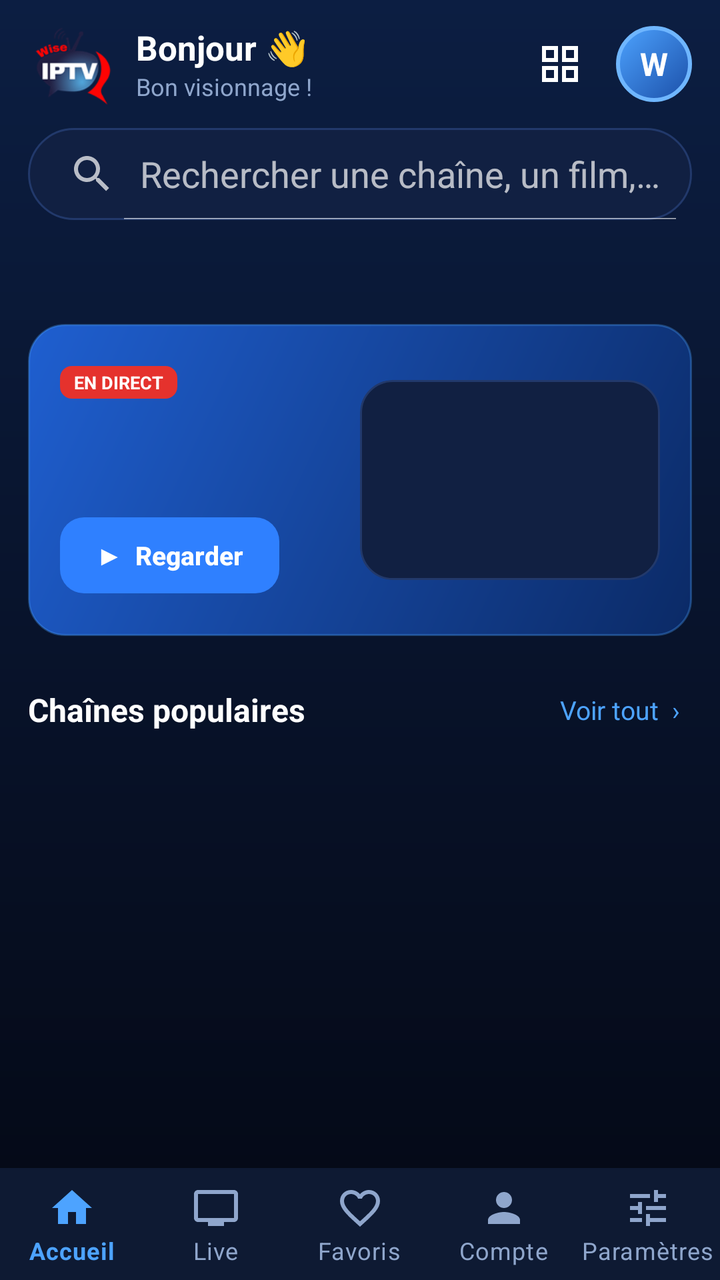
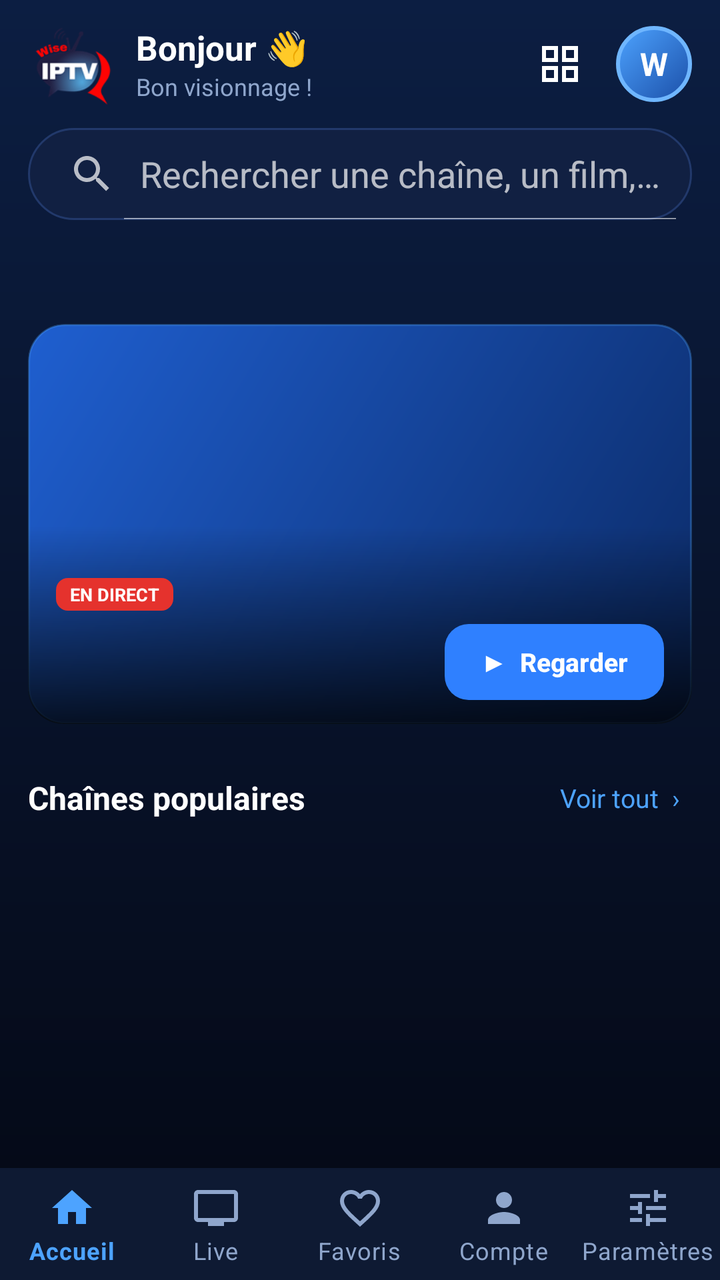

An Android layout rendered at two revisions. The XML below is the earlier revision; the diff shows what the commit changed to produce the second picture.
<!-- AndroidManifest.xml: application theme Theme.WiseIPTV -->
<!-- res/layout/activity_main.xml -->
<?xml version="1.0" encoding="utf-8"?>
<androidx.coordinatorlayout.widget.CoordinatorLayout
    xmlns:android="http://schemas.android.com/apk/res/android"
    xmlns:app="http://schemas.android.com/apk/res-auto"
    android:id="@+id/main_root"
    android:layout_width="match_parent" android:layout_height="match_parent"
    android:background="@drawable/bg_app_gradient">

    <com.google.android.material.appbar.AppBarLayout
        android:layout_width="match_parent" android:layout_height="wrap_content"
        android:background="@android:color/transparent"
        android:stateListAnimator="@null" app:elevation="0dp">

        
        <LinearLayout android:id="@+id/header_row"
            android:layout_width="match_parent" android:layout_height="64dp"
            android:orientation="horizontal" android:gravity="center_vertical"
            android:paddingStart="14dp" android:paddingEnd="14dp">
            <ImageView android:layout_width="44dp" android:layout_height="44dp"
                android:src="@mipmap/ic_launcher" android:scaleType="fitCenter"
                android:contentDescription="Wise IPTV"/>
            <LinearLayout android:layout_width="0dp" android:layout_height="wrap_content"
                android:layout_weight="1" android:orientation="vertical"
                android:layout_marginStart="10dp">
                <TextView android:id="@+id/tv_greeting"
                    android:layout_width="match_parent" android:layout_height="wrap_content"
                    android:text="Bonjour 👋" android:textColor="@color/white"
                    android:textSize="17sp" android:textStyle="bold"
                    android:maxLines="1" android:ellipsize="end"/>
                <TextView android:layout_width="match_parent" android:layout_height="wrap_content"
                    android:text="Bon visionnage !" android:textColor="@color/text_secondary"
                    android:textSize="12sp"/>
            </LinearLayout>
            <ImageButton android:id="@+id/btn_grid"
                android:layout_width="44dp" android:layout_height="44dp"
                android:src="@drawable/ic_grid" android:padding="11dp"
                android:contentDescription="Disposition de la grille"
                android:background="?selectableItemBackgroundBorderless"
                android:tint="@color/white"/>
            <TextView android:id="@+id/tv_avatar"
                android:layout_width="38dp" android:layout_height="38dp"
                android:layout_marginStart="6dp" android:gravity="center"
                android:background="@drawable/bg_avatar" android:text="W"
                android:textColor="@color/white" android:textStyle="bold" android:textSize="16sp"/>
        </LinearLayout>

        
        <LinearLayout android:id="@+id/card_subscription"
            android:layout_width="match_parent" android:layout_height="wrap_content"
            android:orientation="horizontal" android:gravity="center_vertical"
            android:background="@drawable/bg_card_hero"
            android:layout_marginStart="14dp" android:layout_marginEnd="14dp"
            android:layout_marginBottom="8dp" android:padding="12dp"
            android:visibility="gone">
            <ImageView android:layout_width="30dp" android:layout_height="30dp"
                android:src="@drawable/ic_check_circle" android:tint="@color/wise_green"
                android:contentDescription="@null"/>
            <LinearLayout android:layout_width="0dp" android:layout_height="wrap_content"
                android:layout_weight="1" android:orientation="vertical"
                android:layout_marginStart="12dp">
                <TextView android:id="@+id/tv_sub_title"
                    android:layout_width="match_parent" android:layout_height="wrap_content"
                    android:text="Abonnement Actif" android:textColor="@color/white"
                    android:textSize="15sp" android:textStyle="bold"/>
                <TextView android:id="@+id/tv_sub_expiry"
                    android:layout_width="match_parent" android:layout_height="wrap_content"
                    android:textColor="#C9D8F2" android:textSize="12sp"/>
            </LinearLayout>
            <TextView android:id="@+id/tv_sub_days"
                android:layout_width="wrap_content" android:layout_height="wrap_content"
                android:background="@drawable/bg_badge_gold" android:textColor="#1A1A1A"
                android:textSize="12sp" android:textStyle="bold"
                android:paddingStart="10dp" android:paddingEnd="10dp"
                android:paddingTop="4dp" android:paddingBottom="4dp"/>
        </LinearLayout>

        <TextView android:id="@+id/tv_sync_status"
            android:layout_width="match_parent" android:layout_height="wrap_content"
            android:paddingStart="16dp" android:paddingEnd="16dp"
            android:paddingTop="2dp" android:paddingBottom="4dp"
            android:textColor="@color/wise_blue_light" android:textSize="12sp"
            android:visibility="gone"/>

        <SearchView android:id="@+id/search_view"
            android:layout_width="match_parent" android:layout_height="46dp"
            android:layout_marginStart="14dp" android:layout_marginEnd="14dp"
            android:background="@drawable/bg_search"
            android:queryHint="Rechercher une chaîne, un film, une série…"
            android:iconifiedByDefault="false"/>

        <com.google.android.material.tabs.TabLayout
            android:id="@+id/tab_layout"
            android:layout_width="match_parent" android:layout_height="52dp"
            android:background="@android:color/transparent"
            android:paddingStart="8dp" android:paddingEnd="8dp"
            app:tabTextColor="@color/text_secondary"
            app:tabSelectedTextColor="@color/white"
            app:tabIndicatorHeight="0dp"
            app:tabBackground="@drawable/bg_tab_chip"
            app:tabRippleColor="@android:color/transparent"
            app:tabPaddingStart="14dp" app:tabPaddingEnd="14dp"
            app:tabMinWidth="0dp"
            app:tabMode="scrollable"/>
    </com.google.android.material.appbar.AppBarLayout>

    <FrameLayout android:layout_width="match_parent" android:layout_height="match_parent"
        app:layout_behavior="@string/appbar_scrolling_view_behavior">

        
        <ScrollView android:id="@+id/home_panel"
            android:layout_width="match_parent" android:layout_height="match_parent"
            android:scrollbars="none" android:clipToPadding="false" android:paddingBottom="76dp">
            <LinearLayout android:layout_width="match_parent" android:layout_height="wrap_content"
                android:orientation="vertical">

                <LinearLayout android:id="@+id/home_hero"
                    android:layout_width="match_parent" android:layout_height="156dp"
                    android:layout_marginStart="14dp" android:layout_marginEnd="14dp"
                    android:orientation="horizontal" android:gravity="center_vertical"
                    android:background="@drawable/bg_hero" android:padding="16dp">
                    <LinearLayout android:layout_width="0dp" android:layout_height="wrap_content"
                        android:layout_weight="1" android:orientation="vertical">
                        <TextView android:id="@+id/hero_badge"
                            android:layout_width="wrap_content" android:layout_height="wrap_content"
                            android:text="EN DIRECT" android:textColor="@color/white"
                            android:textSize="9sp" android:textStyle="bold"
                            android:background="@drawable/bg_badge_live"
                            android:paddingStart="7dp" android:paddingEnd="7dp"
                            android:paddingTop="2dp" android:paddingBottom="2dp"/>
                        <TextView android:id="@+id/hero_title"
                            android:layout_width="match_parent" android:layout_height="wrap_content"
                            android:layout_marginTop="6dp" android:textColor="@color/white"
                            android:textSize="20sp" android:textStyle="bold"
                            android:maxLines="2" android:ellipsize="end"/>
                        <TextView android:id="@+id/hero_sub"
                            android:layout_width="match_parent" android:layout_height="wrap_content"
                            android:textColor="#C9D8F2" android:textSize="12sp"
                            android:maxLines="1" android:ellipsize="end"/>
                        <androidx.appcompat.widget.AppCompatButton android:id="@+id/btn_watch"
                            style="@style/Wise.Button"
                            android:layout_width="wrap_content" android:layout_height="38dp"
                            android:layout_marginTop="10dp"
                            android:paddingStart="18dp" android:paddingEnd="18dp"
                            android:text="▶  Regarder" android:textSize="13sp"
                            android:background="@drawable/btn_watch"/>
                    </LinearLayout>
                    <FrameLayout android:layout_width="150dp" android:layout_height="100dp"
                        android:layout_marginStart="10dp" android:background="@drawable/bg_card"
                        android:clipToOutline="true">
                        <ImageView android:id="@+id/hero_logo"
                            android:layout_width="match_parent" android:layout_height="match_parent"
                            android:padding="12dp" android:scaleType="fitCenter"
                            android:contentDescription="@null"/>
                        <androidx.media3.ui.PlayerView android:id="@+id/hero_preview"
                            android:layout_width="match_parent" android:layout_height="match_parent"
                            app:use_controller="false" app:resize_mode="zoom"
                            android:visibility="invisible"/>
                    </FrameLayout>
                </LinearLayout>

                <LinearLayout android:id="@+id/hero_dots"
                    android:layout_width="match_parent" android:layout_height="22dp"
                    android:orientation="horizontal" android:gravity="center"/>

                <LinearLayout android:layout_width="match_parent" android:layout_height="wrap_content"
                    android:orientation="horizontal" android:gravity="center_vertical"
                    android:paddingStart="14dp" android:paddingEnd="14dp" android:layout_marginBottom="8dp">
                    <TextView android:id="@+id/tv_home_section"
                        android:layout_width="0dp" android:layout_height="wrap_content"
                        android:layout_weight="1" android:text="Chaînes populaires"
                        android:textColor="@color/white" android:textSize="16sp" android:textStyle="bold"/>
                    <TextView android:id="@+id/btn_see_all"
                        android:layout_width="wrap_content" android:layout_height="wrap_content"
                        android:text="Voir tout  ›" android:textColor="@color/wise_blue_light"
                        android:textSize="13sp" android:padding="6dp"/>
                </LinearLayout>

                <androidx.recyclerview.widget.RecyclerView android:id="@+id/rv_home_slider"
                    android:layout_width="match_parent" android:layout_height="100dp"
                    android:orientation="horizontal"
                    android:paddingStart="14dp" android:paddingEnd="6dp"
                    android:clipToPadding="false"/>
            </LinearLayout>
        </ScrollView>

        <androidx.recyclerview.widget.RecyclerView
            android:id="@+id/rv_channels"
            android:layout_width="match_parent" android:layout_height="match_parent"
            android:paddingStart="6dp" android:paddingEnd="6dp"
            android:paddingTop="6dp" android:paddingBottom="76dp"
            android:clipToPadding="false" android:visibility="gone"/>
        <ProgressBar android:id="@+id/progress_bar"
            android:layout_width="48dp" android:layout_height="48dp"
            android:layout_gravity="center" android:visibility="gone"/>
        <TextView android:id="@+id/tv_empty"
            android:layout_width="wrap_content" android:layout_height="wrap_content"
            android:layout_gravity="center"
            android:text="Aucune chaîne.\nAjoutez une playlist M3U"
            android:textColor="@color/text_secondary"
            android:gravity="center" android:visibility="gone"/>
    </FrameLayout>

    <com.google.android.material.bottomnavigation.BottomNavigationView
        android:id="@+id/bottom_nav"
        android:layout_width="match_parent" android:layout_height="wrap_content"
        android:layout_gravity="bottom" android:background="@color/wise_surface"
        android:elevation="10dp"
        app:menu="@menu/bottom_nav_menu"
        app:labelVisibilityMode="labeled"
        app:itemIconTint="@color/nav_selector"
        app:itemTextColor="@color/nav_selector"/>

</androidx.coordinatorlayout.widget.CoordinatorLayout>
<!-- resources referenced by this layout -->
<resources>
  <color name="text_secondary">#8FA6CC</color>
  <color name="white">#FFFFFF</color>
  <color name="wise_blue_light">#4DA3FF</color>
  <color name="wise_green">#2ECC71</color>
  <color name="wise_surface">#0E1A33</color>
  <!-- drawable bg_app_gradient (drawable) -->
  <?xml version="1.0" encoding="utf-8"?>
  <shape xmlns:android="http://schemas.android.com/apk/res/android" android:shape="rectangle">
      <gradient android:angle="270" android:startColor="@color/wise_bg_top" android:endColor="@color/wise_bg_bottom"/>
  </shape>
  <!-- drawable bg_avatar (drawable) -->
  <?xml version="1.0" encoding="utf-8"?>
  <shape xmlns:android="http://schemas.android.com/apk/res/android" android:shape="oval">
      <gradient android:angle="315" android:startColor="#4DA3FF" android:endColor="#1B4FA8"/>
      <stroke android:width="2dp" android:color="#6FB6FF"/>
  </shape>
  <!-- drawable bg_badge_gold (drawable) -->
  <?xml version="1.0" encoding="utf-8"?>
  <shape xmlns:android="http://schemas.android.com/apk/res/android" android:shape="rectangle">
      <solid android:color="@color/wise_gold"/>
      <corners android:radius="6dp"/>
  </shape>
  <!-- drawable bg_badge_live (drawable) -->
  <?xml version="1.0" encoding="utf-8"?>
  <shape xmlns:android="http://schemas.android.com/apk/res/android" android:shape="rectangle">
      <solid android:color="@color/live_red"/>
      <corners android:radius="6dp"/>
  </shape>
  <!-- drawable bg_card (drawable) -->
  <?xml version="1.0" encoding="utf-8"?>
  <shape xmlns:android="http://schemas.android.com/apk/res/android" android:shape="rectangle">
      <solid android:color="@color/wise_card"/>
      <corners android:radius="16dp"/>
      <stroke android:width="1dp" android:color="@color/wise_card_stroke"/>
  </shape>
  <!-- drawable bg_card_hero (drawable) -->
  <?xml version="1.0" encoding="utf-8"?>
  <shape xmlns:android="http://schemas.android.com/apk/res/android" android:shape="rectangle">
      <gradient android:angle="315" android:startColor="#1B4FA8" android:endColor="#0F2A5E"/>
      <corners android:radius="18dp"/>
      <stroke android:width="1dp" android:color="#3B6FD0"/>
  </shape>
  <!-- drawable bg_hero (drawable) -->
  <?xml version="1.0" encoding="utf-8"?>
  <shape xmlns:android="http://schemas.android.com/apk/res/android" android:shape="rectangle">
      <gradient android:angle="315" android:startColor="#1F5FD0" android:endColor="#0B2A66"/>
      <corners android:radius="18dp"/>
      <stroke android:width="1dp" android:color="#554DA3FF"/>
  </shape>
  <!-- drawable bg_search (drawable) -->
  <?xml version="1.0" encoding="utf-8"?>
  <shape xmlns:android="http://schemas.android.com/apk/res/android" android:shape="rectangle">
      <solid android:color="@color/wise_card"/>
      <corners android:radius="24dp"/>
      <stroke android:width="1dp" android:color="@color/wise_card_stroke"/>
  </shape>
  <!-- drawable btn_watch (drawable) -->
  <?xml version="1.0" encoding="utf-8"?>
  <shape xmlns:android="http://schemas.android.com/apk/res/android" android:shape="rectangle">
      <solid android:color="#2F80FF"/>
      <corners android:radius="12dp"/>
  </shape>
  <color name="wise_bg_top">#0C1E42</color>
  <color name="wise_bg_bottom">#040814</color>
  <color name="wise_gold">#F5B820</color>
  <color name="live_red">#E5322D</color>
  <color name="wise_card">#112042</color>
  <color name="wise_card_stroke">#22396B</color>
  <color name="wise_blue">#1F7AE0</color>
  <color name="wise_blue_dark">#0D3D6E</color>
  <color name="wise_red">#E5324F</color>
  <color name="wise_bg">#060D1F</color>
  <!-- unchanged entries left out for length: 7 -->
</resources>

<!-- the commit's change to res/layout/activity_main.xml (unified diff, before → after) -->
@@ -113,50 +113,54 @@
             <LinearLayout android:layout_width="match_parent" android:layout_height="wrap_content"
                 android:orientation="vertical">
 
-                <LinearLayout android:id="@+id/home_hero"
-                    android:layout_width="match_parent" android:layout_height="156dp"
+                <FrameLayout android:id="@+id/home_hero"
+                    android:layout_width="match_parent" android:layout_height="200dp"
                     android:layout_marginStart="14dp" android:layout_marginEnd="14dp"
-                    android:orientation="horizontal" android:gravity="center_vertical"
-                    android:background="@drawable/bg_hero" android:padding="16dp">
-                    <LinearLayout android:layout_width="0dp" android:layout_height="wrap_content"
-                        android:layout_weight="1" android:orientation="vertical">
-                        <TextView android:id="@+id/hero_badge"
-                            android:layout_width="wrap_content" android:layout_height="wrap_content"
-                            android:text="EN DIRECT" android:textColor="@color/white"
-                            android:textSize="9sp" android:textStyle="bold"
-                            android:background="@drawable/bg_badge_live"
-                            android:paddingStart="7dp" android:paddingEnd="7dp"
-                            android:paddingTop="2dp" android:paddingBottom="2dp"/>
-                        <TextView android:id="@+id/hero_title"
-                            android:layout_width="match_parent" android:layout_height="wrap_content"
-                            android:layout_marginTop="6dp" android:textColor="@color/white"
-                            android:textSize="20sp" android:textStyle="bold"
-                            android:maxLines="2" android:ellipsize="end"/>
-                        <TextView android:id="@+id/hero_sub"
-                            android:layout_width="match_parent" android:layout_height="wrap_content"
-                            android:textColor="#C9D8F2" android:textSize="12sp"
-                            android:maxLines="1" android:ellipsize="end"/>
+                    android:background="@drawable/bg_hero" android:clipToOutline="true"
+                    android:foreground="?attr/selectableItemBackground"
+                    android:clickable="true" android:focusable="true">
+                    <ImageView android:id="@+id/hero_logo"
+                        android:layout_width="match_parent" android:layout_height="match_parent"
+                        android:padding="48dp" android:scaleType="fitCenter"
+                        android:contentDescription="@null"/>
+                    <androidx.media3.ui.PlayerView android:id="@+id/hero_preview"
+                        android:layout_width="match_parent" android:layout_height="match_parent"
+                        app:use_controller="false" app:resize_mode="zoom"
+                        android:visibility="invisible"/>
+                    <LinearLayout android:layout_width="match_parent" android:layout_height="wrap_content"
+                        android:layout_gravity="bottom" android:orientation="horizontal"
+                        android:gravity="bottom" android:background="@drawable/bg_osd_bar_bottom"
+                        android:paddingStart="14dp" android:paddingEnd="14dp"
+                        android:paddingTop="26dp" android:paddingBottom="12dp">
+                        <LinearLayout android:layout_width="0dp" android:layout_height="wrap_content"
+                            android:layout_weight="1" android:orientation="vertical">
+                            <TextView android:id="@+id/hero_badge"
+                                android:layout_width="wrap_content" android:layout_height="wrap_content"
+                                android:text="EN DIRECT" android:textColor="@color/white"
+                                android:textSize="9sp" android:textStyle="bold"
+                                android:background="@drawable/bg_badge_live"
+                                android:paddingStart="7dp" android:paddingEnd="7dp"
+                                android:paddingTop="2dp" android:paddingBottom="2dp"/>
+                            <TextView android:id="@+id/hero_title"
+                                android:layout_width="match_parent" android:layout_height="wrap_content"
+                                android:layout_marginTop="4dp" android:textColor="@color/white"
+                                android:textSize="18sp" android:textStyle="bold"
+                                android:maxLines="1" android:ellipsize="end"/>
+                            <TextView android:id="@+id/hero_sub"
+                                android:layout_width="match_parent" android:layout_height="wrap_content"
+                                android:textColor="#C9D8F2" android:textSize="12sp"
+                                android:maxLines="1" android:ellipsize="end"/>
+                        </LinearLayout>
                         <androidx.appcompat.widget.AppCompatButton android:id="@+id/btn_watch"
                             style="@style/Wise.Button"
                             android:layout_width="wrap_content" android:layout_height="38dp"
-                            android:layout_marginTop="10dp"
+                            android:layout_marginStart="10dp"
                             android:paddingStart="18dp" android:paddingEnd="18dp"
+                            android:gravity="center"
                             android:text="▶  Regarder" android:textSize="13sp"
                             android:background="@drawable/btn_watch"/>
                     </LinearLayout>
-                    <FrameLayout android:layout_width="150dp" android:layout_height="100dp"
-                        android:layout_marginStart="10dp" android:background="@drawable/bg_card"
-                        android:clipToOutline="true">
-                        <ImageView android:id="@+id/hero_logo"
-                            android:layout_width="match_parent" android:layout_height="match_parent"
-                            android:padding="12dp" android:scaleType="fitCenter"
-                            android:contentDescription="@null"/>
-                        <androidx.media3.ui.PlayerView android:id="@+id/hero_preview"
-                            android:layout_width="match_parent" android:layout_height="match_parent"
-                            app:use_controller="false" app:resize_mode="zoom"
-                            android:visibility="invisible"/>
-                    </FrameLayout>
-                </LinearLayout>
+                </FrameLayout>
 
                 <LinearLayout android:id="@+id/hero_dots"
                     android:layout_width="match_parent" android:layout_height="22dp"
<!-- resource entries referenced after the edit -->
@@ -49,6 +49,11 @@
       <corners android:radius="18dp"/>
       <stroke android:width="1dp" android:color="#554DA3FF"/>
   </shape>
+  <!-- drawable bg_osd_bar_bottom (drawable) -->
+  <?xml version="1.0" encoding="utf-8"?>
+  <shape xmlns:android="http://schemas.android.com/apk/res/android" android:shape="rectangle">
+      <gradient android:angle="90" android:startColor="#CC000000" android:endColor="#00000000"/>
+  </shape>
   <!-- drawable bg_search (drawable) -->
   <?xml version="1.0" encoding="utf-8"?>
   <shape xmlns:android="http://schemas.android.com/apk/res/android" android:shape="rectangle">
